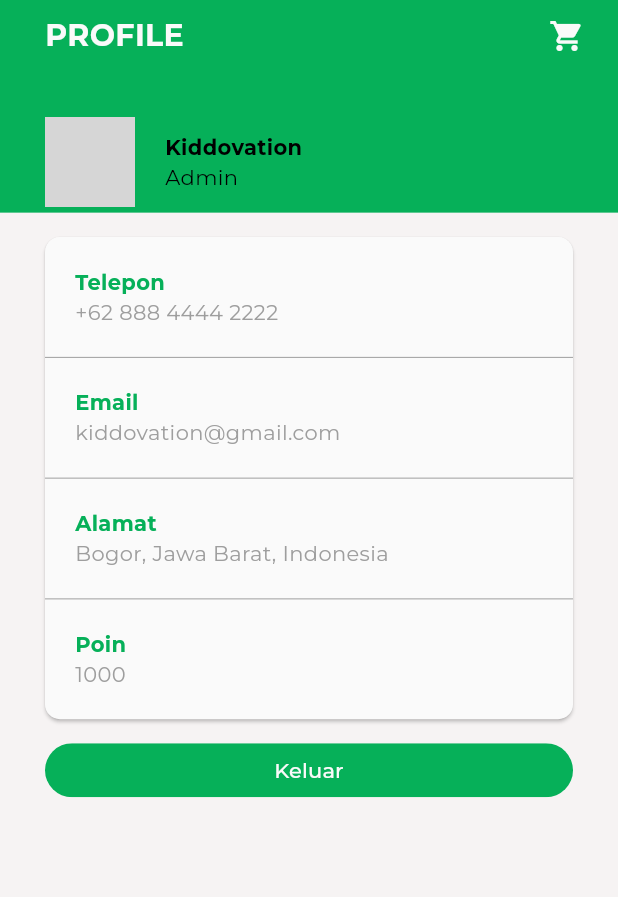
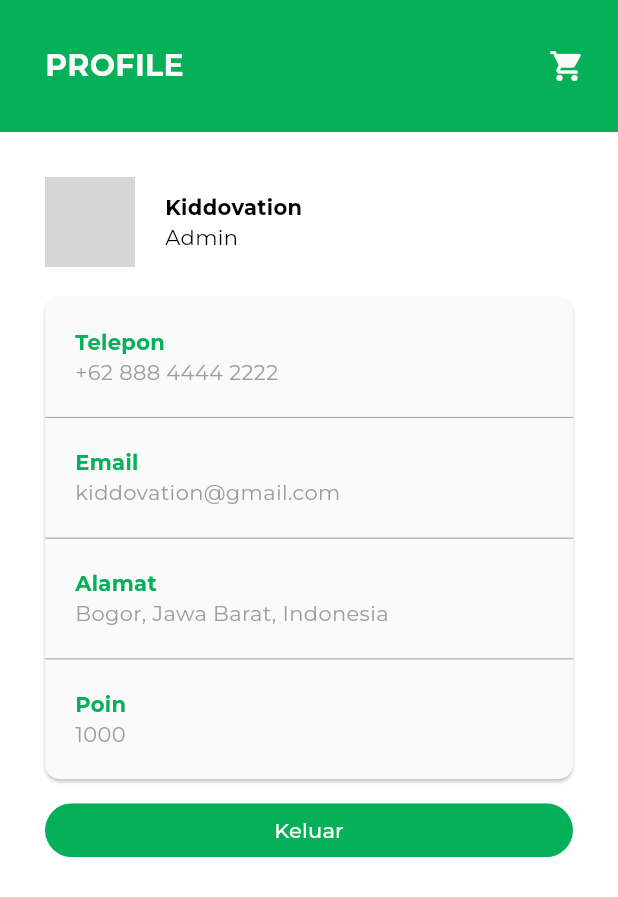
Before and after one commit to Trace2Treat/Application, a Flutter app: the ProfilePage screen opened directly, on a phone screen of 412 x 824 dp. Shown: the top 897 px of the screen. Run offline on Flutter 3.47's test engine with Material 3 defaults, Android fonts, the light colour scheme and no system bars; our stand-ins replace carousel_slider, connectivity_plus, google_fonts, lottie; missing offline and left inert: bottom_navigation_view; grey boxes are pictures that could not be loaded.

Commit message:
update profile app bar

```diff
--- a/lib/pages/profile_page.dart
+++ b/lib/pages/profile_page.dart
@@ -19,20 +19,17 @@
       body: Stack(
         fit: StackFit.expand,
         children: [
-          Container(
-            decoration: const BoxDecoration(
-              image: DecorationImage(
-                image: AssetImage("assets/background.png"),
-                fit: BoxFit.cover,
-              ),
-            ),
-          ),
           SingleChildScrollView(
             child: SafeArea(
               child: Column(
                 children: [
-                  Padding(
-                      padding: const EdgeInsets.only(left: 30, right: 10),
+                  Container(
+                    width: double.infinity,
+                    decoration: const BoxDecoration(
+                      color: AppColors.primary,
+                    ),
+                    child: Padding(
+                      padding: const EdgeInsets.only(left: 30, right: 10, top: 20, bottom: 20),
                       child: Column(
                         children: [
                           Row(
@@ -59,7 +56,8 @@
                             ],
                           ),
                         ],
-                      )),
+                      )
+                  ),),
                   const SizedBox(height: 30),
                   Padding(
                       padding: const EdgeInsets.symmetric(horizontal: 30),
```
Also changed, not shown: assets/background.png (deleted).
